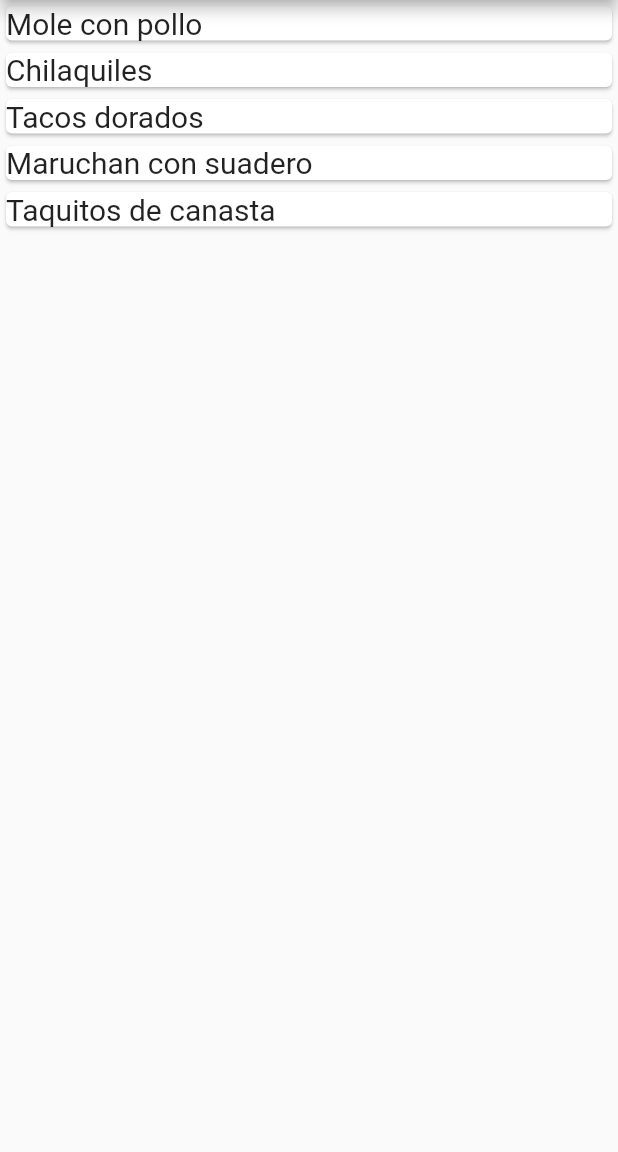
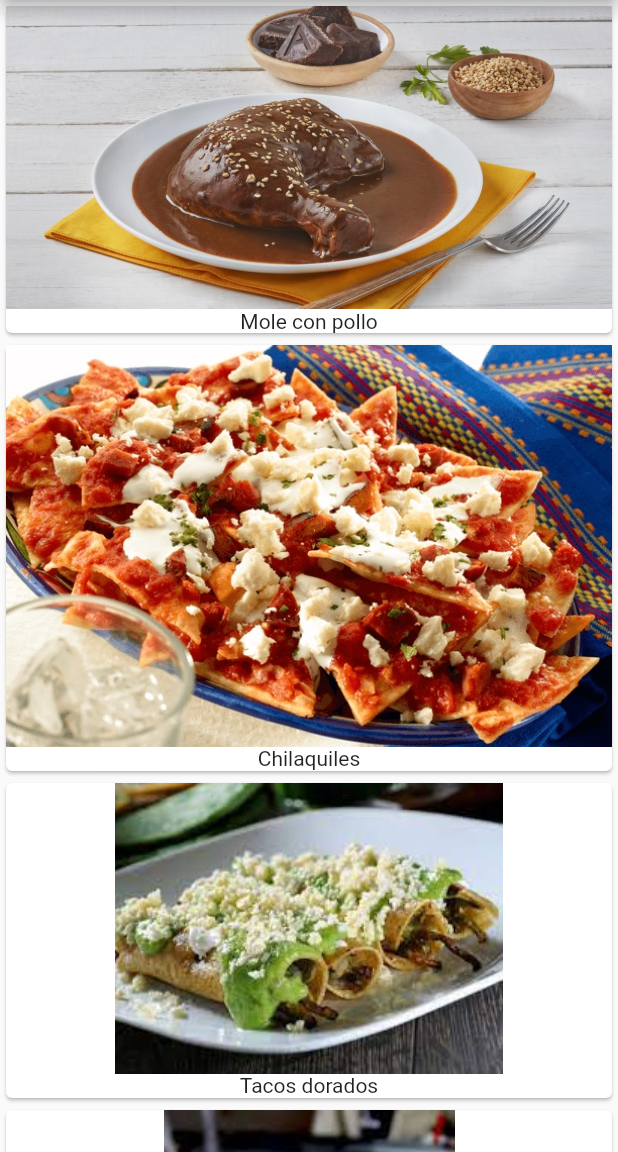
Before and after one commit to crashbit/RecetarioPuma, a Flutter app: the screen it shows after launch, on a phone screen of 412 x 824 dp, the part 84-1236 px from its top. Run offline on Flutter 3.47's test engine with Material 2 defaults, Android fonts, the phone set to English and light mode, and no system bars.

Commit message:
Recipe Card List with Images

```diff
--- a/recetario_app/lib/Model/Recipe.dart
+++ b/recetario_app/lib/Model/Recipe.dart
@@ -1,5 +1,6 @@
 class Recipe {
   String title;
+  String imageRecipe;
 
-  Recipe(this.title);
+  Recipe(this.title, this.imageRecipe);
 }
--- a/recetario_app/lib/Pages/RecipesHomePage.dart
+++ b/recetario_app/lib/Pages/RecipesHomePage.dart
@@ -10,11 +10,11 @@ class RecipesHomePage extends StatefulWidget {
 
 class _RecipesHomePageState extends State<RecipesHomePage> {
   static List<Recipe> muestras = [
-    Recipe("Mole con pollo"),
-    Recipe("Chilaquiles"),
-    Recipe("Tacos dorados"),
-    Recipe("Maruchan con suadero"),
-    Recipe("Taquitos de canasta")
+    Recipe("Mole con pollo", "assets/images/comida1.jpeg"),
+    Recipe("Chilaquiles", "assets/images/comida2.jpeg"),
+    Recipe("Tacos dorados", "assets/images/comida3.jpeg"),
+    Recipe("Maruchan con suadero", "assets/images/comida4.jpeg"),
+    Recipe("Taquitos de canasta", "assets/images/comida5.jpeg")
   ];
 
   @override
@@ -36,6 +36,11 @@ class _RecipesHomePageState extends State<RecipesHomePage> {
 
 Widget widgetRecipeCard(Recipe recipe) {
   return Card(
-    child: Text(recipe.title, style: TextStyle(fontSize: 20)),
+    child: Column(
+      children: <Widget>[
+        Image(image: AssetImage(recipe.imageRecipe)),
+        Text(recipe.title),
+      ],
+    ),
   );
 }
--- a/recetario_app/pubspec.yaml
+++ b/recetario_app/pubspec.yaml
@@ -46,6 +46,7 @@ flutter:
 
   # To add assets to your application, add an assets section, like this:
   # assets:
+  #   - assets/
   #   - images/a_dot_burr.jpeg
   #   - images/a_dot_ham.jpeg
 
@@ -74,3 +75,5 @@ flutter:
   #
   # For details regarding fonts from package dependencies,
   # see https://flutter.dev/custom-fonts/#from-packages
+  assets:
+      - assets/images/
```
Also changed, not shown: recetario_app/assets/images/comida1.jpeg (added), recetario_app/assets/images/comida2.jpeg (added), recetario_app/assets/images/comida3.jpeg (added), recetario_app/assets/images/comida4.jpeg (added), recetario_app/assets/images/comida5.jpeg (added), 3 other files.
